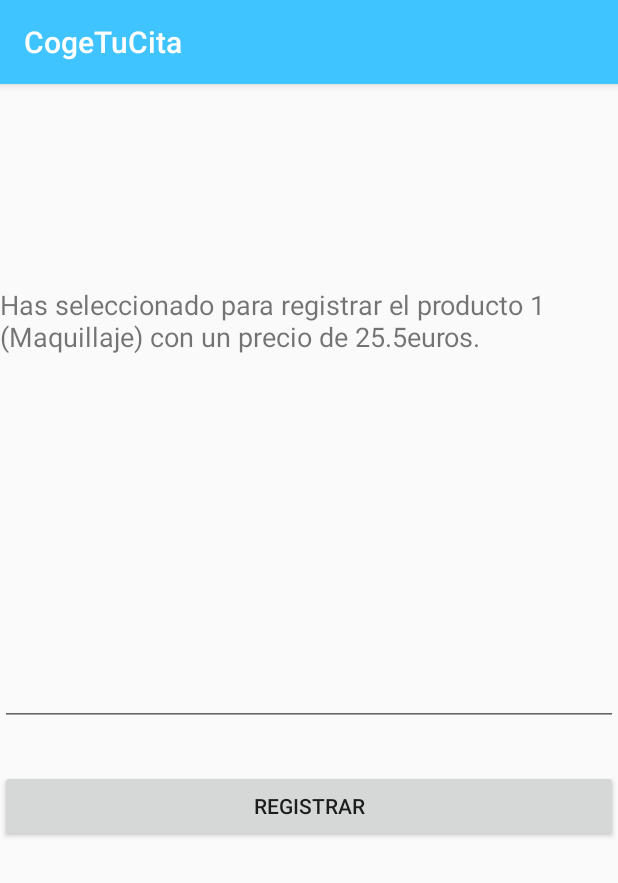
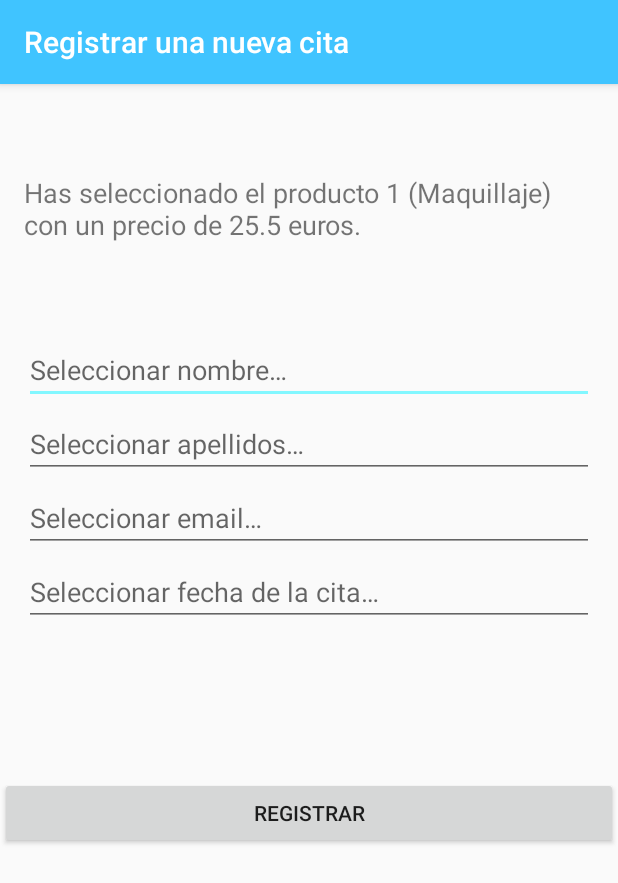
Before and after one commit to JorgeGalingP/android-appointments, an Android app: the screen it shows after launch (NewAppointmentActivity before the commit, RegistryActivity after it), after a tap on "Maquillaje", on a phone screen of 412 x 824 dp. Shown: the top 883 px of the screen. Run offline under Robolectric (Android 15) with nearby library versions, the phone set to English and light mode, and no system bars.

Commit message:
Updated Registry Activity with some EditTexts

```diff
--- a/app/src/main/AndroidManifest.xml
+++ b/app/src/main/AndroidManifest.xml
@@ -9,7 +9,7 @@
             android:roundIcon="@mipmap/ic_launcher_round"
             android:supportsRtl="true"
             android:theme="@style/AppTheme">
-        <activity android:name=".NewAppointmentActivity">
+        <activity android:name=".RegistryActivity">
         </activity>
         <activity android:name=".MainActivity">
             <intent-filter>
--- a/app/src/main/java/com/ldm/cogetucita/MainActivity.java
+++ b/app/src/main/java/com/ldm/cogetucita/MainActivity.java
@@ -12,7 +12,6 @@ import androidx.recyclerview.widget.LinearLayoutManager;
 import androidx.recyclerview.widget.RecyclerView;
 import com.google.android.material.floatingactionbutton.FloatingActionButton;
 import com.ldm.cogetucita.adapters.ProductAdapter;
-import com.ldm.cogetucita.bbdd.AdminSQLiteOpenHelper;
 import com.ldm.cogetucita.models.Product;
 import com.ldm.cogetucita.repositories.ProductRepository;
 
@@ -73,6 +72,7 @@ public class MainActivity extends AppCompatActivity {
     public boolean onCreateOptionsMenu(Menu menu) {
         MenuInflater inflater = getMenuInflater();
         inflater.inflate(R.menu.settings_menu, menu);
+
         return true;
     }
 
--- a/app/src/main/java/com/ldm/cogetucita/NewAppointmentActivity.java
+++ b/app/src/main/java/com/ldm/cogetucita/RegistryActivity.java
@@ -9,7 +9,7 @@ import com.ldm.cogetucita.fragments.DatePickerFragment;
 import com.ldm.cogetucita.models.Product;
 import com.ldm.cogetucita.repositories.ProductRepository;
 
-public class NewAppointmentActivity extends AppCompatActivity {
+public class RegistryActivity extends AppCompatActivity {
     private TextView productTextView;
     private EditText dateEditText;
     private Button registryButton;
@@ -18,6 +18,7 @@ public class NewAppointmentActivity extends AppCompatActivity {
     protected void onCreate(Bundle savedInstanceState) {
         super.onCreate(savedInstanceState);
         setContentView(R.layout.activity_new_appointment);
+        setTitle("Registrar una nueva cita");
 
         // init Repositories
         ProductRepository productRepository = new ProductRepository(this);
@@ -39,13 +40,23 @@ public class NewAppointmentActivity extends AppCompatActivity {
                 showDatePickerDialog();
             }
         });
+
+        // set Button
+        registryButton = findViewById(R.id.registryButton);
+        registryButton.setOnClickListener(new View.OnClickListener() {
+            @Override
+            public void onClick(View view) {
+                // TODO add registerAppointment from AppointmentRepository
+                Toast.makeText(RegistryActivity.this, "Registry Done!", Toast.LENGTH_SHORT).show();
+            }
+        });
     }
 
     private void showDatePickerDialog() {
         DatePickerFragment newFragment = DatePickerFragment.newInstance(new DatePickerDialog.OnDateSetListener() {
             @Override
             public void onDateSet(DatePicker datePicker, int year, int month, int day) {
-                // +1 because January is zero
+                // +1 (January is zero)
                 final String selectedDate = day + " / " + (month+1) + " / " + year;
                 dateEditText.setText(selectedDate);
             }
--- a/app/src/main/java/com/ldm/cogetucita/adapters/ProductAdapter.java
+++ b/app/src/main/java/com/ldm/cogetucita/adapters/ProductAdapter.java
@@ -7,10 +7,9 @@ import android.view.View;
 import android.view.ViewGroup;
 import android.widget.ImageView;
 import android.widget.TextView;
-import android.widget.Toast;
 import androidx.recyclerview.widget.RecyclerView;
 import com.ldm.cogetucita.MainActivity;
-import com.ldm.cogetucita.NewAppointmentActivity;
+import com.ldm.cogetucita.RegistryActivity;
 import com.ldm.cogetucita.R;
 import com.ldm.cogetucita.models.Product;
 
@@ -50,7 +49,7 @@ public class ProductAdapter extends RecyclerView.Adapter<ProductAdapter.ViewHold
             if (position != RecyclerView.NO_POSITION) {
                 Product product = mainActivity.getProductList().get(position);
 
-                Intent intent = new Intent(mainActivity, NewAppointmentActivity.class);
+                Intent intent = new Intent(mainActivity, RegistryActivity.class);
                 intent.putExtra("id", product.getId().toString()); // product id parameter
 
                 mainActivity.startActivity(intent);
--- a/app/src/main/java/com/ldm/cogetucita/fragments/DatePickerFragment.java
+++ b/app/src/main/java/com/ldm/cogetucita/fragments/DatePickerFragment.java
@@ -15,6 +15,7 @@ public class DatePickerFragment extends DialogFragment {
     public static DatePickerFragment newInstance(DatePickerDialog.OnDateSetListener listener) {
         DatePickerFragment fragment = new DatePickerFragment();
         fragment.setListener(listener);
+
         return fragment;
     }
 
@@ -24,7 +25,7 @@ public class DatePickerFragment extends DialogFragment {
 
     @Override
     public Dialog onCreateDialog(Bundle savedInstanceState) {
-        // use the current date as the default date in the picker
+        // set the current date as the default date in the picker
         final Calendar calendar = Calendar.getInstance();
         int year = calendar.get(Calendar.YEAR);
         int month = calendar.get(Calendar.MONTH);
--- a/app/src/main/java/com/ldm/cogetucita/models/Product.java
+++ b/app/src/main/java/com/ldm/cogetucita/models/Product.java
@@ -64,8 +64,8 @@ public class Product {
 
     @Override
     public String toString() {
-        return "Has seleccionado para registrar el producto " + id +
+        return "Has seleccionado el producto " + id +
                 " (" + name + ")" +
-                " con un precio de " + price + "euros.";
+                " con un precio de " + price + " euros.";
     }
 }
--- a/app/src/main/res/layout/activity_new_appointment.xml
+++ b/app/src/main/res/layout/activity_new_appointment.xml
@@ -5,18 +5,67 @@
         xmlns:app="http://schemas.android.com/apk/res-auto"
         android:layout_width="match_parent"
         android:layout_height="match_parent"
-        tools:context=".NewAppointmentActivity">
+        tools:context=".RegistryActivity">
 
     <TextView
             android:layout_width="match_parent"
             android:layout_height="wrap_content"
             android:id="@+id/productTextView"
             android:textSize="18sp"
-            tools:layout_editor_absoluteX="-16dp"
-            app:layout_constraintBottom_toTopOf="@+id/editTextDate"
+            tools:layout_editor_absoluteX="16dp"
+            android:layout_marginRight="16dp"
+            android:layout_marginLeft="16dp"
+            app:layout_constraintBottom_toBottomOf="parent"
             app:layout_constraintTop_toTopOf="parent"
-            app:layout_constraintVertical_bias="0.4"/>
-
+            app:layout_constraintVertical_bias="0.083"/>
+    <EditText
+            android:layout_width="match_parent"
+            android:layout_height="wrap_content"
+            android:inputType="textPersonName"
+            android:ems="10"
+            android:id="@+id/editTextTextPersonName3"
+            tools:layout_editor_absoluteX="37dp"
+            android:autofillHints=""
+            android:hint="@string/registry_name"
+            android:singleLine="true"
+            android:layout_marginRight="16dp"
+            android:layout_marginLeft="16dp"
+            app:layout_constraintBottom_toBottomOf="parent"
+            app:layout_constraintTop_toBottomOf="@+id/productTextView"
+            app:layout_constraintVertical_bias="0.1"/>
+    <EditText
+            android:layout_width="match_parent"
+            android:layout_height="wrap_content"
+            android:inputType="textPersonName"
+            android:ems="10"
+            android:id="@+id/editTextTextPersonName2"
+            tools:layout_editor_absoluteX="0dp"
+            android:autofillHints=""
+            android:hint="@string/registry_surname"
+            android:singleLine="true"
+            android:layout_marginRight="16dp"
+            android:layout_marginLeft="16dp"
+            android:layout_marginTop="4dp"
+            app:layout_constraintBottom_toBottomOf="parent"
+            app:layout_constraintTop_toBottomOf="@+id/editTextTextPersonName3"
+            app:layout_constraintVertical_bias="0.0"/>
+    <EditText
+            android:layout_width="match_parent"
+            android:layout_height="wrap_content"
+            android:inputType="textEmailAddress"
+            android:maxLines="1"
+            android:ems="10"
+            android:id="@+id/editTextEmail"
+            tools:layout_editor_absoluteX="0dp"
+            android:autofillHints=""
+            android:hint="@string/registry_email"
+            android:singleLine="true"
+            android:layout_marginRight="16dp"
+            android:layout_marginLeft="16dp"
+            android:layout_marginTop="4dp"
+            app:layout_constraintBottom_toBottomOf="parent"
+            app:layout_constraintTop_toBottomOf="@+id/editTextTextPersonName2"
+            app:layout_constraintVertical_bias="0.0"/>
     <EditText
             android:layout_width="match_parent"
             android:layout_height="wrap_content"
@@ -26,17 +75,23 @@
             android:ems="10"
             android:id="@+id/editTextDate"
             tools:layout_editor_absoluteX="0dp"
+            android:autofillHints=""
+            android:hint="@string/registry_date"
+            android:singleLine="true"
+            android:layout_marginRight="16dp"
+            android:layout_marginLeft="16dp"
+            android:layout_marginTop="4dp"
             app:layout_constraintBottom_toBottomOf="parent"
-            android:layout_marginBottom="340dp"/>
-
+            app:layout_constraintTop_toBottomOf="@+id/editTextEmail"
+            app:layout_constraintVertical_bias="0.0"/>
     <Button
             android:text="@string/registry"
             android:layout_width="match_parent"
             android:layout_height="wrap_content"
             android:id="@+id/registryButton"
-            tools:layout_editor_absoluteX="46dp"
+            tools:layout_editor_absoluteX="0dp"
             app:layout_constraintBottom_toBottomOf="parent"
             app:layout_constraintTop_toBottomOf="@+id/editTextDate"
-            app:layout_constraintVertical_bias="0.1"/>
+            app:layout_constraintVertical_bias="0.28"/>
 
 </androidx.constraintlayout.widget.ConstraintLayout>
--- a/app/src/main/res/layout/item_product.xml
+++ b/app/src/main/res/layout/item_product.xml
@@ -14,7 +14,6 @@
                 android:id="@+id/imageView"
                 android:layout_width="0dp"
                 android:layout_height="150dp"
-                android:layout_marginTop="16dp"
                 android:contentDescription="@string/image_content_description"
                 android:adjustViewBounds="true"
                 android:scaleType="centerCrop"
@@ -26,9 +25,9 @@
                 android:id="@+id/nameTextView"
                 android:layout_width="wrap_content"
                 android:layout_height="wrap_content"
-                android:layout_marginStart="4dp"
-                android:layout_marginLeft="4dp"
                 android:layout_marginTop="8dp"
+                android:paddingLeft="8dp"
+                android:paddingRight="8dp"
                 android:textColor="@android:color/black"
                 android:textSize="18sp"
                 android:textStyle="bold"
@@ -41,8 +40,10 @@
                 android:textColor="@android:color/darker_gray"
                 android:textSize="14sp"
                 app:layout_constraintBottom_toBottomOf="parent"
-                android:layout_marginTop="4dp"
+                android:layout_marginTop="8dp"
                 android:layout_marginBottom="8dp"
+                android:paddingLeft="8dp"
+                android:paddingRight="8dp"
                 app:layout_constraintStart_toStartOf="@id/nameTextView"
                 app:layout_constraintTop_toBottomOf="@id/nameTextView"/>
     </androidx.constraintlayout.widget.ConstraintLayout>
--- a/app/src/main/res/values/strings.xml
+++ b/app/src/main/res/values/strings.xml
@@ -4,4 +4,8 @@
     <string name="settings_option_1">Ayuda</string>
     <string name="settings_option_2">Acerca de</string>
     <string name="registry">Registrar</string>
+    <string name="registry_name">Seleccionar nombre…</string>
+    <string name="registry_surname">Seleccionar apellidos…</string>
+    <string name="registry_email">Seleccionar email…</string>
+    <string name="registry_date">Seleccionar fecha de la cita…</string>
 </resources>
```
